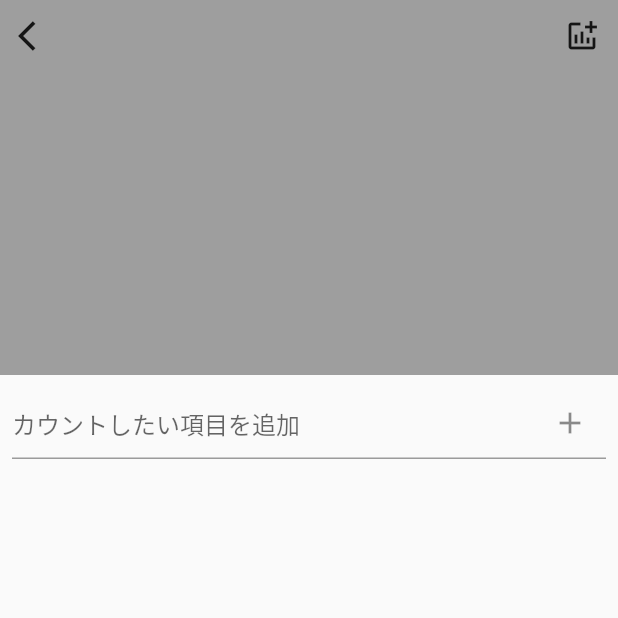
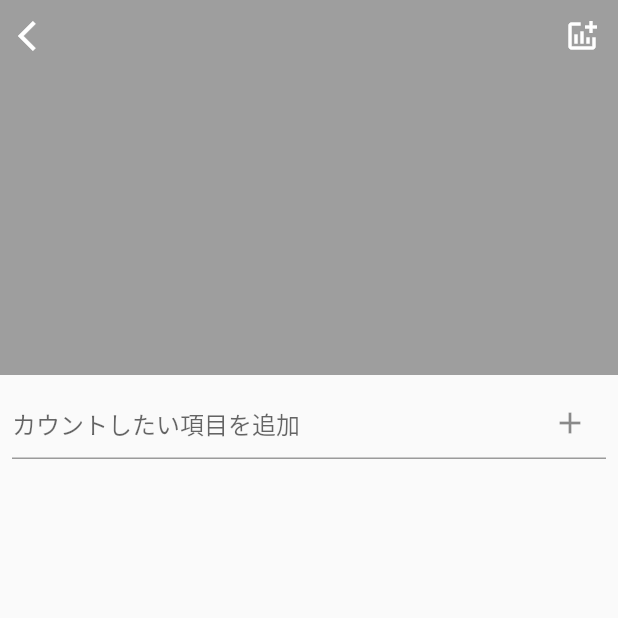
Before and after one commit to samuraituru/grats_app, a Flutter app: the MoviePage screen opened by its route, after a tap on "ローカルで視聴", on a phone screen of 412 x 824 dp, the top half of it. Run offline on Flutter 3.47's test engine with Material 2 defaults, Android fonts, the phone set to English and light mode, and no system bars; our stand-ins replace chewie, cloud_firestore, confetti, convex_bottom_bar, firebase_auth, firebase_core and 15 more; accounts and stored records are empty; generated files the repository leaves out were written again.

Commit message:
Icon&Movieの修正

```diff
--- a/lib/presentation/group/item/group_item_page.dart
+++ b/lib/presentation/group/item/group_item_page.dart
@@ -17,7 +17,6 @@ class GroupItemPage extends StatelessWidget {
       child: Consumer<GroupItemModel>(
         builder: (context, model, child) {
           final List<Item2>? items = model.items;
-          Key centerKey = ValueKey<String>('bottom-sliver-list');
 
           if (items == null) {
             return const SizedBox(
--- a/lib/presentation/movie/local/movie_local_model.dart
+++ b/lib/presentation/movie/local/movie_local_model.dart
@@ -1,6 +1,9 @@
 import 'package:flutter/material.dart';
 import 'package:grats_app/domain/countitem.dart';
 import 'package:grats_app/domain/item.dart';
+import 'package:grats_app/domain/objectboxFolder.dart';
+import 'package:grats_app/domain/objectboxitem.dart';
+import 'package:grats_app/main.dart';
 
 class MovieLocalModel extends ChangeNotifier {
   final texteditingcontroller = TextEditingController();
@@ -8,6 +11,9 @@ class MovieLocalModel extends ChangeNotifier {
   String editTitle = '';
   int counter = 0;
   Color selectColor = Colors.lightBlue;
+  final folderBox = store.box<objectboxFolder>();
+  final itemBox = store.box<objectboxItem>();
+  String? isSelectedItem = 'aaa';
 
   var countItems = <Item>[];
 
--- a/lib/presentation/movie/local/movie_local_page.dart
+++ b/lib/presentation/movie/local/movie_local_page.dart
@@ -1,9 +1,8 @@
 import 'package:flutter/material.dart';
+import 'package:grats_app/main.dart';
 import 'package:grats_app/presentation/movie/local/local_countItem_widget.dart';
 import 'package:grats_app/presentation/movie/local/movie_local_model.dart';
 import 'package:grats_app/presentation/movie/local/watch_widget.dart';
-import 'package:grats_app/presentation/movie/movie_page.dart';
-import 'package:grats_app/presentation/slide_right_route.dart';
 import 'package:provider/provider.dart';
 
 class MovieLocalPage extends StatelessWidget {
@@ -31,6 +30,13 @@ class MovieLocalPage extends StatelessWidget {
   // 縦向きの場合
   Widget _buildHorizontal(BuildContext context) {
     return Consumer<MovieLocalModel>(builder: (context, model, child) {
+      List<Text> folder = model.folderBox
+          .getAll()
+          .map(
+            (box) => Text('${box.floderName}'),
+          )
+          .toList();
+
       return GestureDetector(
         behavior: HitTestBehavior.opaque, //画面外タップを検知するために必要
         onTap: () => FocusScope.of(context).unfocus(),
@@ -48,7 +54,10 @@ class MovieLocalPage extends StatelessWidget {
                       Container(
                         alignment: Alignment.topLeft,
                         child: IconButton(
-                          icon: Icon(Icons.arrow_back_ios),
+                          icon: Icon(
+                            Icons.arrow_back_ios,
+                            color: ThemeColors.whiteColor,
+                          ),
                           onPressed: () {
                             Navigator.of(context).pop();
                           },
@@ -56,7 +65,10 @@ class MovieLocalPage extends StatelessWidget {
                       ),
                       Container(
                         child: IconButton(
-                          icon: Icon(Icons.addchart_outlined),
+                          icon: Icon(
+                            Icons.addchart_outlined,
+                            color: ThemeColors.whiteColor,
+                          ),
                           onPressed: () async {
                             showDialog(
                               context: context,
@@ -66,10 +78,27 @@ class MovieLocalPage extends StatelessWidget {
                                   content: Column(
                                     mainAxisSize: MainAxisSize.min,
                                     children: [
+                                      DropdownButton(
+                                        items: folder.map((map) {
+                                          return DropdownMenuItem(
+                                            child: map,
+                                            value: map,
+                                          );
+                                        }).toList(),
+
+                                        onChanged: (value) {
+                                          model.isSelectedItem =
+                                              value.toString();
+                                        },
+                                        //7
+                                        value: model.isSelectedItem,
+                                      ),
+                                      //Text('$isSelectedItem が選択されました。'),
                                       for (int i = 0;
                                           i < model.countItems.length;
                                           i++) ...{
-                                        Text('${model.countItems[i].title}: ${model.countItems[i].counter}'),
+                                        Text(
+                                            '${model.countItems[i].title}  :  ${model.countItems[i].counter}'),
                                         //Text('${model.countItems[i].counter}'),
                                       },
                                       //model.outPutText(),
@@ -85,9 +114,7 @@ class MovieLocalPage extends StatelessWidget {
                                     ),
                                     TextButton(
                                       child: Text('OK'),
-                                      onPressed: () {
-
-                                      },
+                                      onPressed: () {},
                                     ),
                                   ],
                                 );
--- a/lib/presentation/movie/movie_page.dart
+++ b/lib/presentation/movie/movie_page.dart
@@ -17,35 +17,54 @@ class MoviePage extends StatelessWidget {
             centerTitle: true,
             title: Text('Movie'),
           ),
-          body: Column(
+          body: Container(
+            color: ThemeColors.backGroundColor,
+            child: Column(
               children: [
                 Container(
-                decoration: BoxDecoration(
+                  height: 80,
+                  /*decoration: BoxDecoration(
                       border: Border(
-                        bottom: BorderSide(width: 1.0, color: Colors.grey))),
+                          bottom: BorderSide(width: 1.0, color: Colors.grey))),*/
+                  child: Card(
+                    elevation: 3,
+                    child: Center(
                       child: ListTile(
-                  leading: Icon(Icons.public_outlined),
-                  title: Text('browserで視聴'),
+                        //dense: true,
+                        leading: Column(
+                            mainAxisAlignment: MainAxisAlignment.spaceEvenly,
+                            children: [Icon(Icons.public_outlined,size: 35),]),
+                        title: Text('ブラウザで視聴'),
                         onTap: () {
-                    Navigator.push(context,
-                        SlideLeftRoute(exitPage: this, enterPage: MovieBrowserPage()));
+                          Navigator.push(
+                              context,
+                              SlideLeftRoute(
+                                  exitPage: this, enterPage: MovieBrowserPage()));
                         }, // タップ
                       ),
                     ),
+                  ),
+                ),
                 Container(
-                decoration: BoxDecoration(
-                    border: Border(
-                        bottom: BorderSide(width: 1.0, color: Colors.grey))),
+                  height: 80,
+                  child: Card(
+                    elevation: 3,
+                    child: Center(
                       child: ListTile(
-                  leading: Icon(Icons.smartphone),
+                        leading: Icon(Icons.smartphone,size: 35),
                         title: Text('ローカルで視聴'),
                         onTap: () {
-                    Navigator.push(context,
-                        SlideLeftRoute(exitPage: this, enterPage: MovieLocalPage()));
-                  }, // タップ
+                          Navigator.push(
+                              context,
+                              SlideLeftRoute(
+                                  exitPage: this, enterPage: MovieLocalPage()));
+                        },
+                      ),
+                    ),
                   ),
                 ),
               ],
+            ),
           ),
         );
       }),
--- a/lib/presentation/myself/myself_page.dart
+++ b/lib/presentation/myself/myself_page.dart
@@ -4,6 +4,7 @@ import 'package:grats_app/main.dart';
 import 'package:grats_app/presentation/myself/myself_setting_page.dart';
 import 'package:grats_app/presentation/myself/myself_model.dart';
 import 'package:grats_app/presentation/slide_left_route.dart';
+import 'package:grats_app/presentation/testpage/test_widget7.dart';
 
 import 'package:provider/provider.dart';
 
@@ -373,7 +374,10 @@ class MyselfPage extends StatelessWidget {
                         ),
                         ElevatedButton(
                             onPressed: () {
-                              Navigator.of(context).pushNamed("/record");
+                              Navigator.push(
+                                  context,
+                                  SlideLeftRoute(
+                                      exitPage: this, enterPage: TestMovieBrowserPage()));
                             },
                             child: Text('MyRecordへ')),
                         Card(
--- a/lib/presentation/testpage/test_widget7.dart
+++ b/lib/presentation/testpage/test_widget7.dart
@@ -114,7 +114,7 @@ class TestMovieBrowserPage extends StatelessWidget {
                                                     direction ==
                                                         DismissDirection
                                                             .startToEnd) {
-                                                  //await model.bodyListdelete(index);
+                                                  model.bodyListDelete(index);
                                                 }
                                               });
                                             },
```
Also changed, not shown: lib/presentation/movie/browser/movie_browser_model.dart (+25 -6 lines), lib/presentation/movie/browser/movie_browser_page.dart (+32 -13 lines), lib/presentation/record/item/record_item_page.dart (+5 -5 lines), lib/presentation/testpage/test_widget7_model.dart (+15 -0 lines), pubspec.yaml (+7 -0 lines), lib/assets/icon/grats_android.png (added), pubspec.lock, 1 other file. Lines whose indentation alone changed are shown as unchanged.
